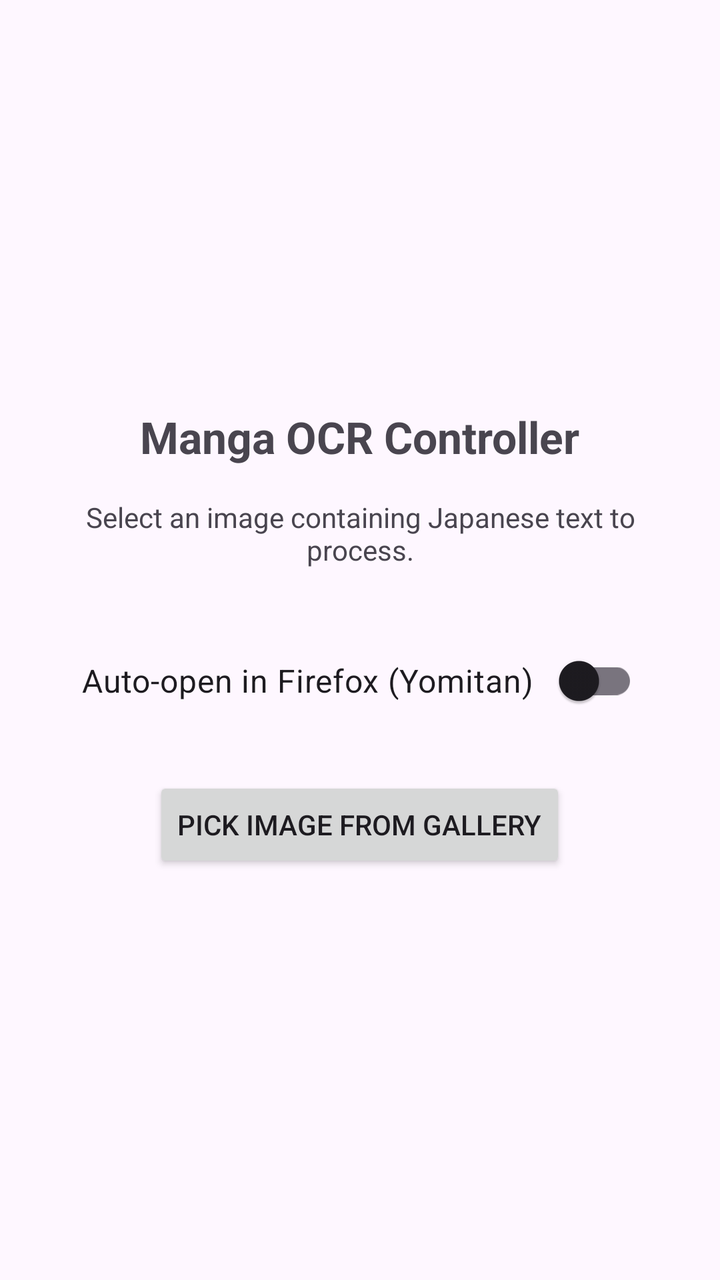
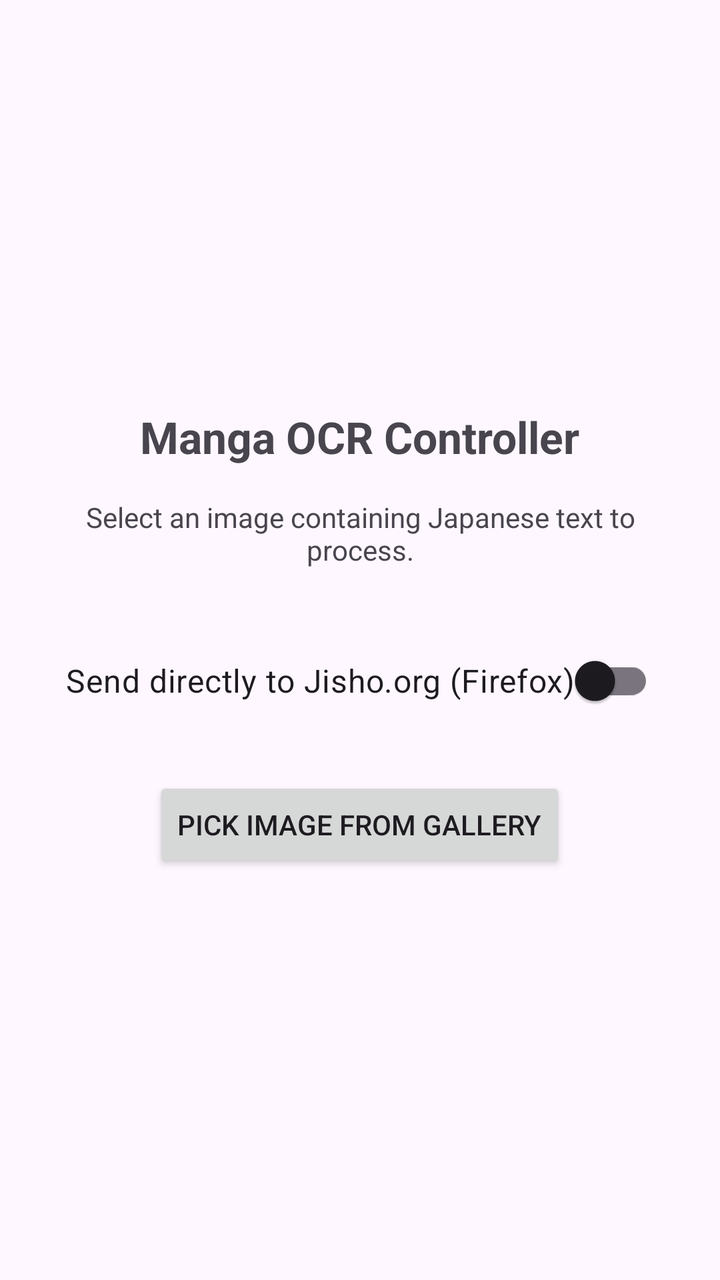

Compare the two renders of this Android layout. The source of the first and the diff that turns it into the second are given below.
<!-- AndroidManifest.xml: application theme Theme.Tsuyu -->
<!-- res/layout/activity_main.xml -->
<?xml version="1.0" encoding="utf-8"?>
<LinearLayout xmlns:android="http://schemas.android.com/apk/res/android"

    android:layout_width="match_parent"

    android:layout_height="match_parent"

    android:gravity="center"

    android:orientation="vertical"

    android:padding="24dp">


    <TextView

        android:layout_width="wrap_content"
        android:layout_height="wrap_content"
        android:layout_marginBottom="16dp"
        android:text="Manga OCR Controller"
        android:textSize="22sp"
        android:textStyle="bold" />


    <TextView
        android:layout_width="wrap_content"
        android:layout_height="wrap_content"
        android:layout_marginBottom="32dp"
        android:gravity="center"
        android:text="Select an image containing Japanese text to process." />

    <androidx.appcompat.widget.SwitchCompat
        android:id="@+id/switchFirefox"
        android:layout_width="wrap_content"
        android:layout_height="wrap_content"
        android:layout_marginBottom="24dp"
        android:text="Auto-open in Firefox (Yomitan)   "
        android:textSize="16sp" />

    <Button
        android:id="@+id/btnPickImage"
        android:layout_width="wrap_content"
        android:layout_height="wrap_content"
        android:text="Pick Image from Gallery" />

</LinearLayout>
<!-- resources referenced by this layout -->
<resources>
  <style name="Theme.Tsuyu" parent="Base.Theme.Tsuyu" />
  <style name="Base.Theme.Tsuyu" parent="Theme.Material3.DayNight.NoActionBar">
          
          
      </style>
</resources>

<!-- the commit's change to res/layout/activity_main.xml (unified diff, before → after) -->
@@ -34,7 +34,7 @@
         android:layout_width="wrap_content"
         android:layout_height="wrap_content"
         android:layout_marginBottom="24dp"
-        android:text="Auto-open in Firefox (Yomitan)   "
+        android:text="Send directly to Jisho.org (Firefox)"
         android:textSize="16sp" />
 
     <Button
